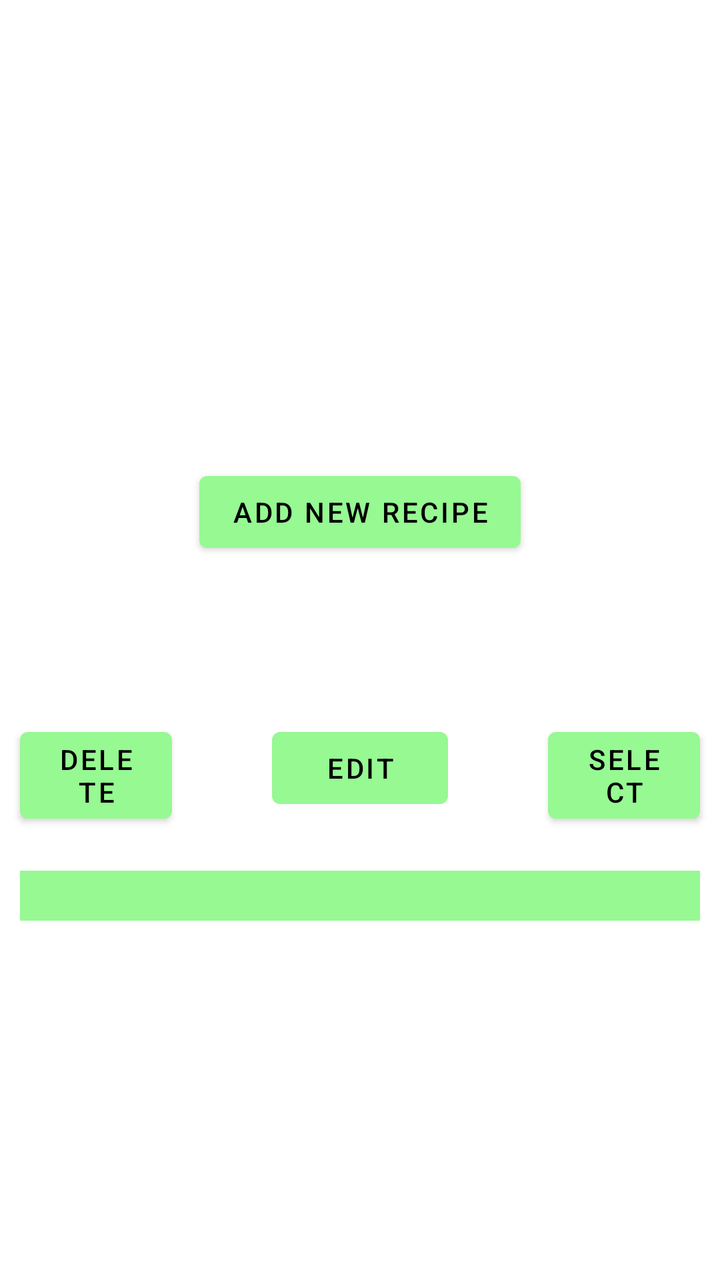
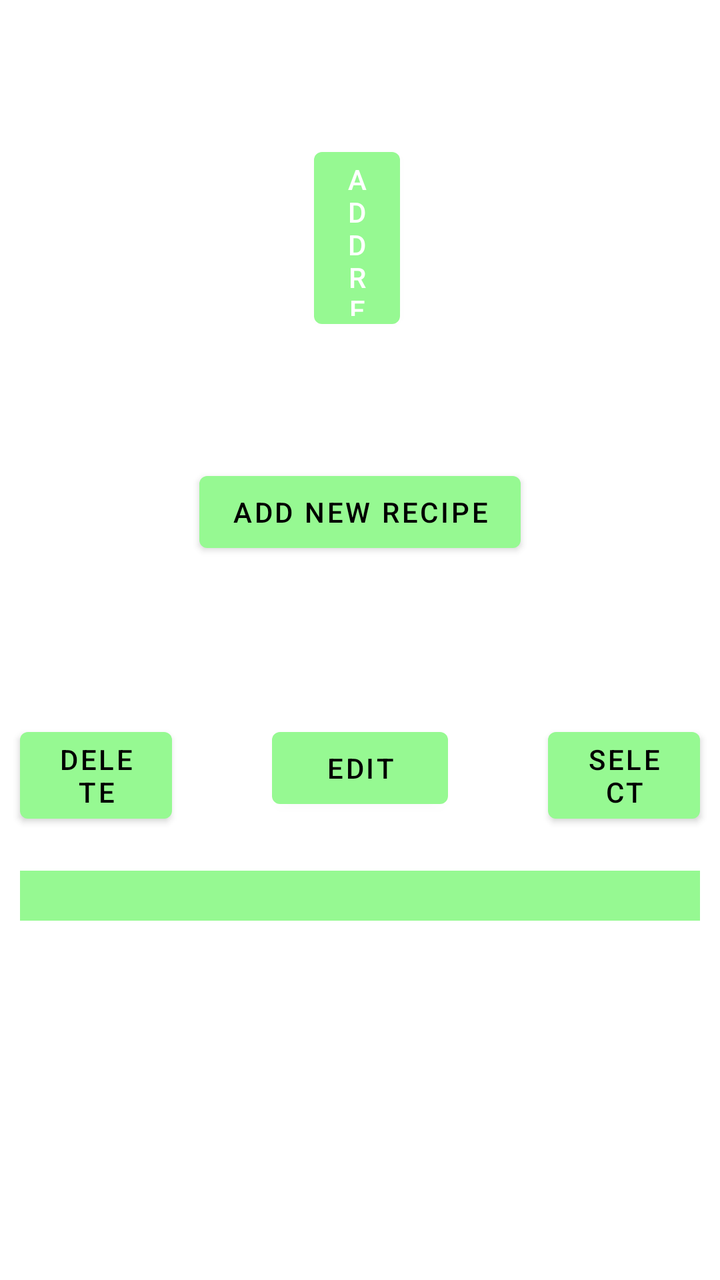

The first picture is an Android layout as it rendered before a commit; the second is the same layout after the commit. The layout source and the unified diff follow.
<!-- AndroidManifest.xml: application theme Theme.FYP -->
<!-- res/layout/fragment_recipe.xml -->
<?xml version="1.0" encoding="utf-8"?>
<RelativeLayout xmlns:android="http://schemas.android.com/apk/res/android"
    xmlns:tools="http://schemas.android.com/tools"
    android:layout_width="match_parent"
    android:layout_height="match_parent"
    xmlns:app="http://schemas.android.com/apk/res-auto"
    tools:context=".RecipeFragment">

    <Button
        android:layout_width="wrap_content"
        android:layout_height="wrap_content"
        android:layout_above="@+id/horizontalView"
        android:layout_centerHorizontal="true"
        android:layout_marginBottom="40dp"
        android:text="Add new Recipe"
        android:id="@+id/addRecipe"
        android:textColor="@color/primaryTextColor" />

    <androidx.recyclerview.widget.RecyclerView
        android:id="@+id/horizontalView"
        android:layout_width="match_parent"
        android:layout_height="wrap_content"
        android:layout_centerInParent="true"
        android:orientation="horizontal">

    </androidx.recyclerview.widget.RecyclerView>

    <RelativeLayout
        android:layout_width="match_parent"
        android:layout_height="wrap_content"
        android:layout_below="@+id/horizontalView"
        android:paddingTop="40dp"
        android:id="@+id/DESbuttons">

        <Button
            android:id="@+id/delete"
            android:layout_width="wrap_content"
            android:layout_height="wrap_content"
            android:layout_alignParentStart="true"
            android:layout_marginStart="10dp"
            android:layout_marginEnd="50dp"
            android:layout_toStartOf="@+id/edit"

            android:text="Delete"
            android:textColor="@color/primaryTextColor" />

        <Button
            android:id="@+id/edit"
            android:layout_width="wrap_content"
            android:layout_height="wrap_content"
            android:layout_centerHorizontal="true"
            android:text="Edit"
            android:textColor="@color/primaryTextColor" />

        <Button
            android:id="@+id/select"
            android:layout_width="wrap_content"
            android:layout_height="wrap_content"
            android:layout_alignParentEnd="true"
            android:layout_marginStart="50dp"
            android:layout_marginEnd="10dp"
            android:layout_toEndOf="@+id/edit"
            android:text="Select"
            android:textColor="@color/primaryTextColor" />

    </RelativeLayout>

    <Spinner
        android:id="@+id/filterSpinner"
        android:layout_width="match_parent"
        android:layout_height="wrap_content"
        android:layout_below="@id/DESbuttons"
        android:layout_marginTop="20dp"
        android:background="@color/primaryColor"
        android:minHeight="25dp"
        android:layout_marginEnd="10dp"
        android:layout_marginStart="10dp"
        android:textAlignment="center" />

</RelativeLayout>
<!-- resources referenced by this layout -->
<resources>
  <color name="primaryColor">#96f992</color>
  <color name="primaryTextColor">#000000</color>
  <style name="Theme.FYP" parent="Theme.MaterialComponents.DayNight.NoActionBar">
          
          <item name="colorPrimary">@color/primaryColor</item>
          <item name="colorPrimaryVariant">@color/primaryLightColor</item>
          <item name="colorOnPrimary">#FFFFFF</item>
          
          <item name="colorSecondary">@color/secondaryColor</item>
          <item name="colorSecondaryVariant">@color/secondaryLightColor</item>
          <item name="colorOnSecondary">#FFFFFF</item>
          
          <item name="android:statusBarColor" tools:targetApi="l">?attr/colorPrimaryVariant</item>
          
  
          <item name="android:windowBackground">#FFFFFF</item>
  
      </style>
  <color name="primaryLightColor">#caffc3</color>
  <color name="secondaryColor">#f377f6</color>
  <color name="secondaryLightColor">#ffaaff</color>
</resources>

<!-- the commit's change to res/layout/fragment_recipe.xml (unified diff, before → after) -->
@@ -1,20 +1,34 @@
 <?xml version="1.0" encoding="utf-8"?>
 <RelativeLayout xmlns:android="http://schemas.android.com/apk/res/android"
+    xmlns:app="http://schemas.android.com/apk/res-auto"
     xmlns:tools="http://schemas.android.com/tools"
     android:layout_width="match_parent"
     android:layout_height="match_parent"
-    xmlns:app="http://schemas.android.com/apk/res-auto"
     tools:context=".RecipeFragment">
 
     <Button
+        android:id="@+id/addRecipe"
         android:layout_width="wrap_content"
         android:layout_height="wrap_content"
         android:layout_above="@+id/horizontalView"
         android:layout_centerHorizontal="true"
         android:layout_marginBottom="40dp"
         android:text="Add new Recipe"
-        android:id="@+id/addRecipe"
         android:textColor="@color/primaryTextColor" />
+
+    <Button
+        android:id="@+id/testAddRecipe"
+        android:layout_width="wrap_content"
+        android:layout_height="wrap_content"
+        android:layout_above="@+id/addRecipe"
+        android:layout_alignParentStart="true"
+        android:layout_alignParentTop="true"
+        android:layout_alignParentEnd="true"
+        android:layout_marginStart="157dp"
+        android:layout_marginTop="70dp"
+        android:layout_marginEnd="160dp"
+        android:layout_marginBottom="64dp"
+        android:text="add recipe" />
 
     <androidx.recyclerview.widget.RecyclerView
         android:id="@+id/horizontalView"
@@ -26,11 +40,11 @@
     </androidx.recyclerview.widget.RecyclerView>
 
     <RelativeLayout
+        android:id="@+id/DESbuttons"
         android:layout_width="match_parent"
         android:layout_height="wrap_content"
         android:layout_below="@+id/horizontalView"
-        android:paddingTop="40dp"
-        android:id="@+id/DESbuttons">
+        android:paddingTop="40dp">
 
         <Button
             android:id="@+id/delete"
@@ -70,11 +84,12 @@
         android:layout_width="match_parent"
         android:layout_height="wrap_content"
         android:layout_below="@id/DESbuttons"
+        android:layout_marginStart="10dp"
         android:layout_marginTop="20dp"
+        android:layout_marginEnd="10dp"
         android:background="@color/primaryColor"
         android:minHeight="25dp"
-        android:layout_marginEnd="10dp"
-        android:layout_marginStart="10dp"
         android:textAlignment="center" />
 
+
 </RelativeLayout>
